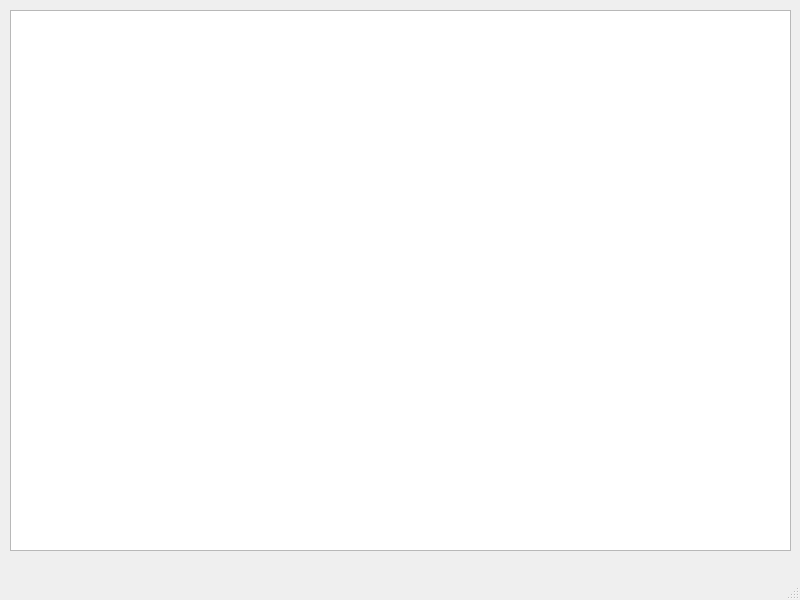
ElmAkh14/Coffee, file main.ui: the form before one commit.
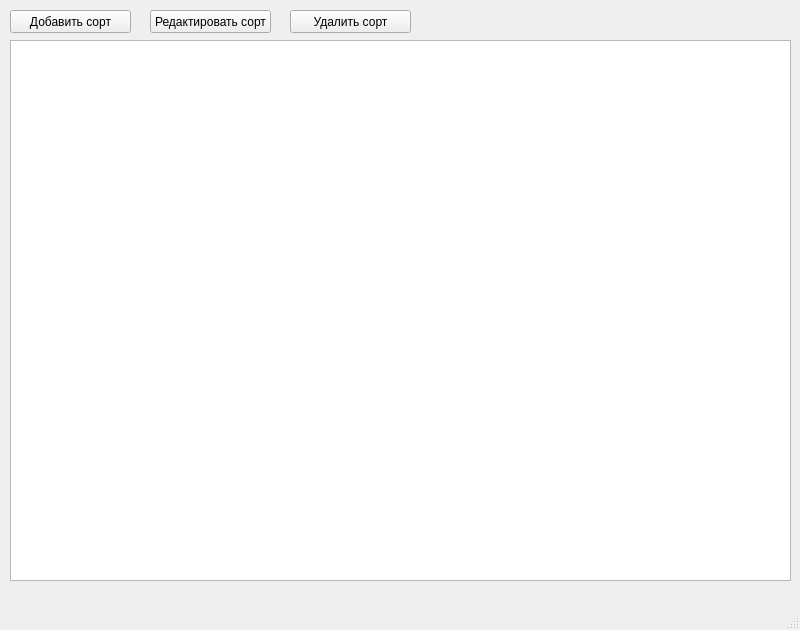
The form after the commit.

Diff of the .ui file:
```diff
--- a/main.ui
+++ b/main.ui
@@ -7,7 +7,7 @@
     <x>0</x>
     <y>0</y>
     <width>800</width>
-    <height>600</height>
+    <height>630</height>
    </rect>
   </property>
   <property name="windowTitle">
@@ -18,12 +18,51 @@
     <property name="geometry">
      <rect>
       <x>10</x>
-      <y>10</y>
+      <y>40</y>
       <width>781</width>
       <height>541</height>
      </rect>
     </property>
    </widget>
+   <widget class="QPushButton" name="add_button">
+    <property name="geometry">
+     <rect>
+      <x>10</x>
+      <y>10</y>
+      <width>121</width>
+      <height>23</height>
+     </rect>
+    </property>
+    <property name="text">
+     <string>Добавить сорт</string>
+    </property>
+   </widget>
+   <widget class="QPushButton" name="edit_button">
+    <property name="geometry">
+     <rect>
+      <x>150</x>
+      <y>10</y>
+      <width>121</width>
+      <height>23</height>
+     </rect>
+    </property>
+    <property name="text">
+     <string>Редактировать сорт</string>
+    </property>
+   </widget>
+   <widget class="QPushButton" name="delete_button">
+    <property name="geometry">
+     <rect>
+      <x>290</x>
+      <y>10</y>
+      <width>121</width>
+      <height>23</height>
+     </rect>
+    </property>
+    <property name="text">
+     <string>Удалить сорт</string>
+    </property>
+   </widget>
   </widget>
   <widget class="QMenuBar" name="menubar">
    <property name="geometry">
```
